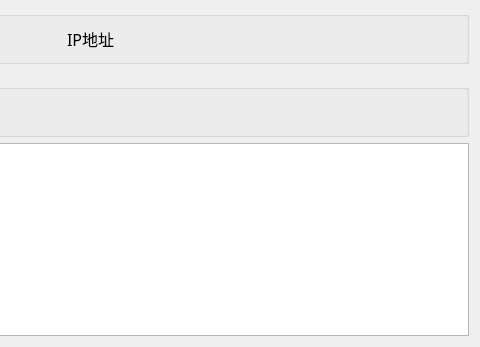
Before: the Qt Designer form v1.0/module/lz_slave_main/src/gui/form_mini.ui in fanxiang090909/Railway-Tunnel-Construction-Dlearance-Measure-LanZhou, drawn with Qt 5; both pictures show x 353 to 833 and y 0 to 347 of the 833 by 347 pixel window.
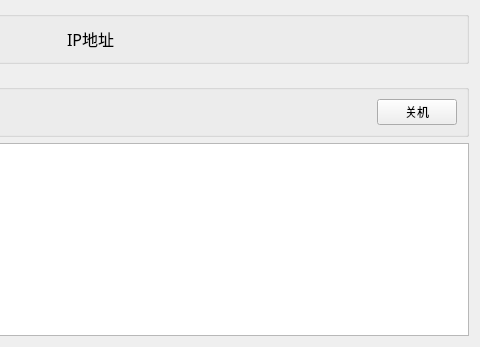
After: the same form once the commit is applied.

The edit to the form file:
```diff
--- a/v1.0/module/lz_slave_main/src/gui/form_mini.ui
+++ b/v1.0/module/lz_slave_main/src/gui/form_mini.ui
@@ -126,6 +126,13 @@
           </property>
          </spacer>
         </item>
+        <item>
+         <widget class="QPushButton" name="shutdownButton">
+          <property name="text">
+           <string>关机</string>
+          </property>
+         </widget>
+        </item>
        </layout>
       </item>
      </layout>
```
Left out of the diff: 4 changed lines with no effect on the pictures.
